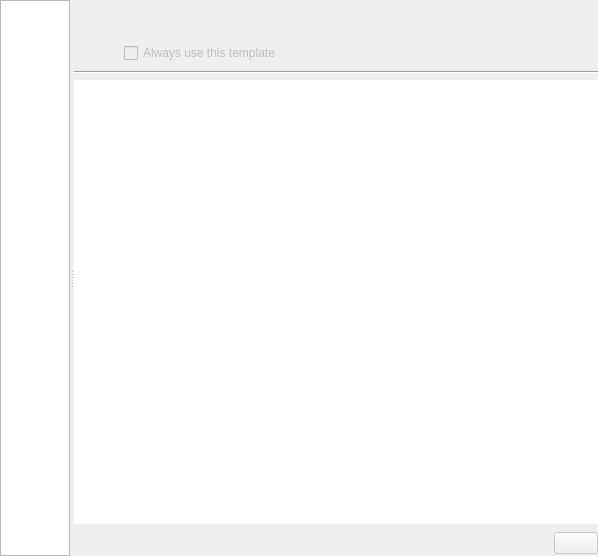
Before: the Qt Designer form libs/main/KoDetailsPaneBase.ui in KDE/calligra, drawn with Qt 5.
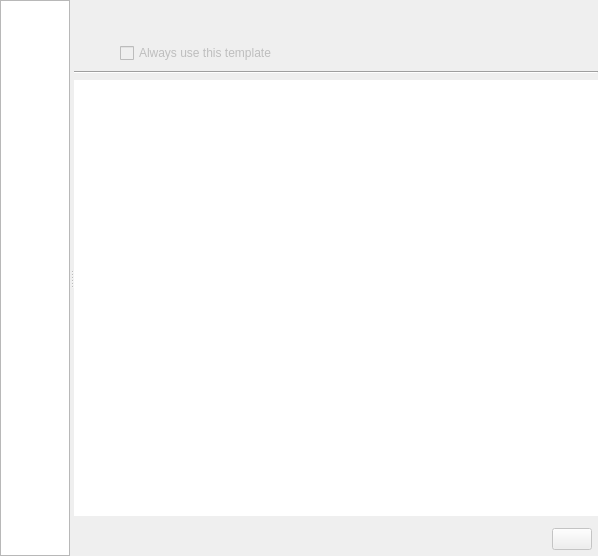
After: the same form once the commit is applied.

Commit message: KoOpenPane: Port to frameless style

```diff
--- a/libs/main/KoDetailsPaneBase.ui
+++ b/libs/main/KoDetailsPaneBase.ui
@@ -135,6 +135,20 @@
         </widget>
        </item>
        <item row="6" column="2">
+        <layout class="QVBoxLayout">
+         <property name="topMargin">
+          <number>6</number>
+         </property>
+         <property name="leftMargin">
+          <number>6</number>
+         </property>
+         <property name="rightMargin">
+          <number>6</number>
+         </property>
+         <property name="bottomMargin">
+          <number>6</number>
+         </property>
+         <item>
         <widget class="QPushButton" name="m_openButton">
          <property name="enabled">
           <bool>false</bool>
@@ -149,6 +163,8 @@
           <bool>true</bool>
          </property>
         </widget>
+         </item>
+        </layout>
        </item>
        <item row="6" column="1">
         <spacer>
```
Lines whose indentation alone changed are shown as unchanged. The commit also changes 1 other file.
